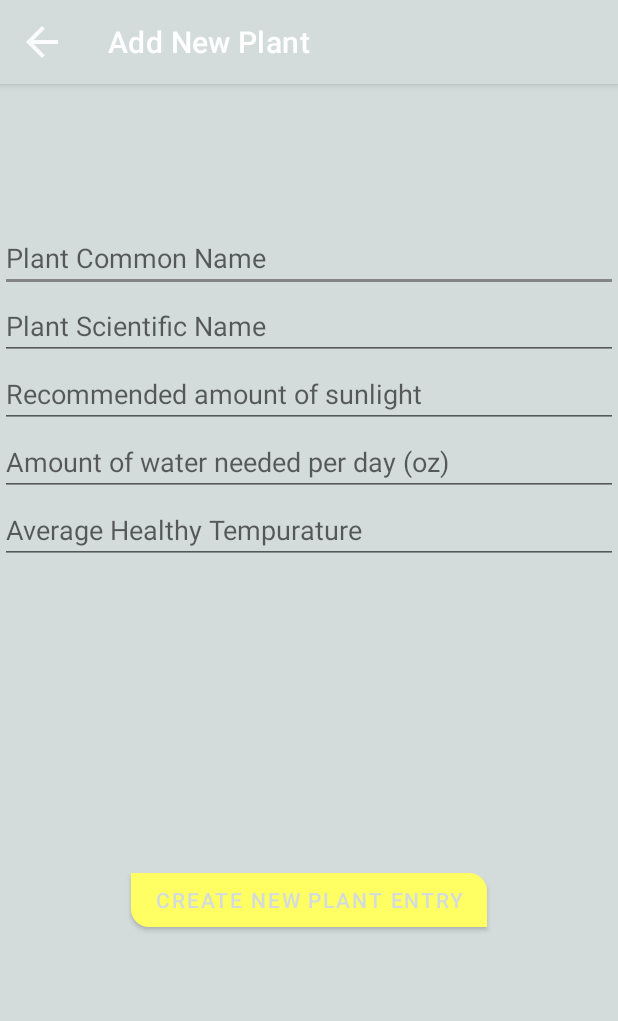
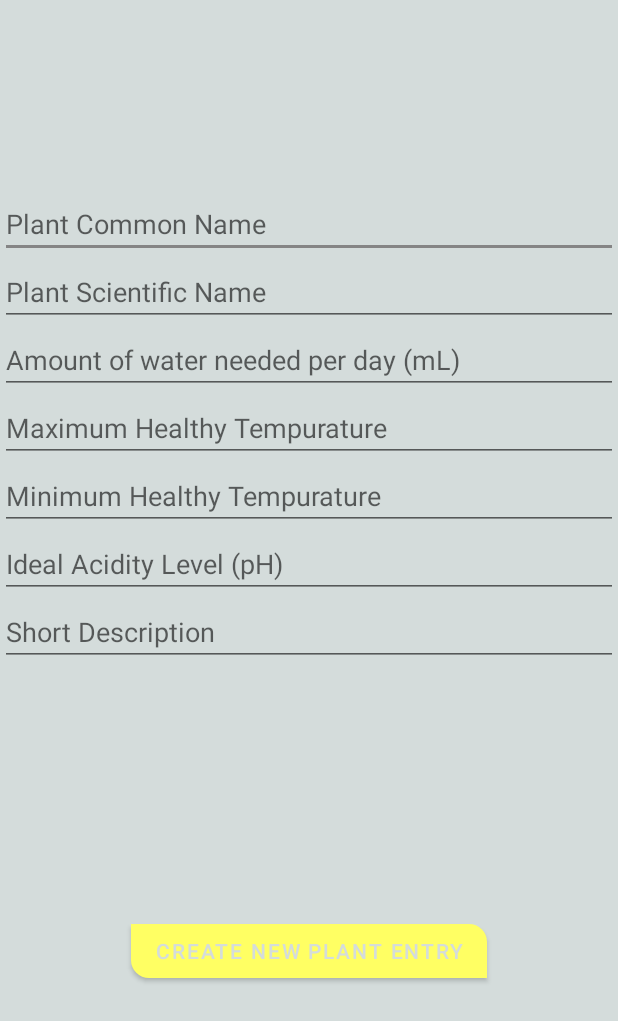
Before and after one commit to CarsonEllsworth33/Team7Plant, an Android app: the fragment NewPlantFragment shown on its own in the app's theme, after a tap on "CREATE NEW PLANT ENTRY", on a phone screen of 412 x 824 dp. Shown: the top 1021 px of the screen. Run offline under Robolectric (Android 15) with nearby library versions, the phone set to English and light mode, and no system bars; our stand-ins replace Dagger/Hilt's generated code, data binding; 2 statements that could not run were skipped.

Commit message:
Recreated Plant entity and associated classes. Now will attempt to edit the Greenhouse/garden plant class

```diff
--- a/sunflower/app/src/main/java/com/google/samples/apps/sunflower/NewPlantFragment.kt
+++ b/sunflower/app/src/main/java/com/google/samples/apps/sunflower/NewPlantFragment.kt
@@ -62,14 +62,20 @@ class NewPlantFragment : Fragment() {
     private fun addPlantToDatabase() {
         val plantname = new_plant_name.text.toString()
         val plantID = new_plant_sname.text.toString()
-        val plant_desc = ""
+        val plant_desc = plant_desc.text.toString()
+        val water_amount = new_plant_water.text.toString().toInt()
+        val max_temp = max_tempurature.text.toString().toInt()
+        val min_temp = min_tempurature.text.toString().toInt()
+        val acidity = ideal_acidity.text.toString().toFloat()
+        val img_url = ""
+
+        // Default Data
         val grow_zone_num = 2
         val watering_interval = 7
-        val img_url = ""
 
         if (inputCheck(plantname, plantID)){
             // Create plant Object
-            val newPlant = Plant(plantID, plantname, plant_desc, grow_zone_num, watering_interval, img_url)
+            val newPlant = Plant(plantID, plantname, plant_desc, grow_zone_num, watering_interval, img_url, min_temp, max_temp, acidity, water_amount)
             // Add data to Database
             plantModel.addPlantToDatabase(newPlant)
 
--- a/sunflower/app/src/main/java/com/google/samples/apps/sunflower/data/PlantDao.kt
+++ b/sunflower/app/src/main/java/com/google/samples/apps/sunflower/data/PlantDao.kt
@@ -37,6 +37,8 @@ interface PlantDao {
     @Query("SELECT * FROM plants WHERE id = :plantId")
     fun getPlant(plantId: String): LiveData<Plant>
 
+    // do I need to add anything here to get some data from entity?
+
     @Insert(onConflict = OnConflictStrategy.REPLACE)
     suspend fun insertAll(plants: List<Plant>)
 
--- a/sunflower/app/src/main/java/com/google/samples/apps/sunflower/utilities/Constants.kt
+++ b/sunflower/app/src/main/java/com/google/samples/apps/sunflower/utilities/Constants.kt
@@ -20,6 +20,6 @@ package com.google.samples.apps.sunflower.utilities
  * Constants used throughout the app.
  */
 const val DATABASE_NAME = "sunflower-db"
-const val PLANT_DATA_FILENAME = "plants.json"
+const val PLANT_DATA_FILENAME = "myplants.json"
 const val SENSOR_DATA_FILENAME = "sensorsdata.json"
 //const val GARDEN_DATA_FILENAME = "garden.json"
--- a/sunflower/app/src/main/res/layout/fragment_new_plant.xml
+++ b/sunflower/app/src/main/res/layout/fragment_new_plant.xml
@@ -41,12 +41,6 @@
             android:fitsSystemWindows="true"
             android:theme="@style/Theme.Sunflower.AppBarOverlay">
 
-            <com.google.android.material.appbar.MaterialToolbar
-                android:id="@+id/toolbar"
-                android:layout_width="match_parent"
-                android:layout_height="?attr/actionBarSize"
-                app:navigationIcon="@drawable/ic_detail_back_no_circle"
-                app:title="@string/add_new_plant_title"/>
 
         </com.google.android.material.appbar.AppBarLayout>
 
@@ -75,19 +69,28 @@
             <EditText
                 android:layout_width="match_parent"
                 android:layout_height="wrap_content"
-                android:id="@+id/new_plant_sunlight"
-                android:hint="Recommended amount of sunlight"
-                />
+                android:id="@+id/new_plant_water"
+                android:hint="Amount of water needed per day (mL)"/>
             <EditText
                 android:layout_width="match_parent"
                 android:layout_height="wrap_content"
-                android:id="@+id/new_plant_water"
-                android:hint="Amount of water needed per day (oz)"/>
+                android:id="@+id/max_tempurature"
+                android:hint="Maximum Healthy Tempurature"/>
             <EditText
                 android:layout_width="match_parent"
                 android:layout_height="wrap_content"
-                android:id="@+id/new_plant_tempurature"
-                android:hint="Average Healthy Tempurature"/>
+                android:id="@+id/min_tempurature"
+                android:hint="Minimum Healthy Tempurature"/>
+            <EditText
+                android:layout_width="match_parent"
+                android:layout_height="wrap_content"
+                android:id="@+id/ideal_acidity"
+                android:hint="Ideal Acidity Level (pH)"/>
+            <EditText
+                android:layout_width="match_parent"
+                android:layout_height="wrap_content"
+                android:id="@+id/plant_desc"
+                android:hint="Short Description"/>
 
 
             <LinearLayout
```
Also changed, not shown: sunflower/app/src/main/assets/greenhouse.json (added, +41 -0 lines), sunflower/app/src/main/assets/myplants.json (added, +38 -0 lines), sunflower/app/src/main/java/com/google/samples/apps/sunflower/data/Plant.kt (+7 -3 lines).
